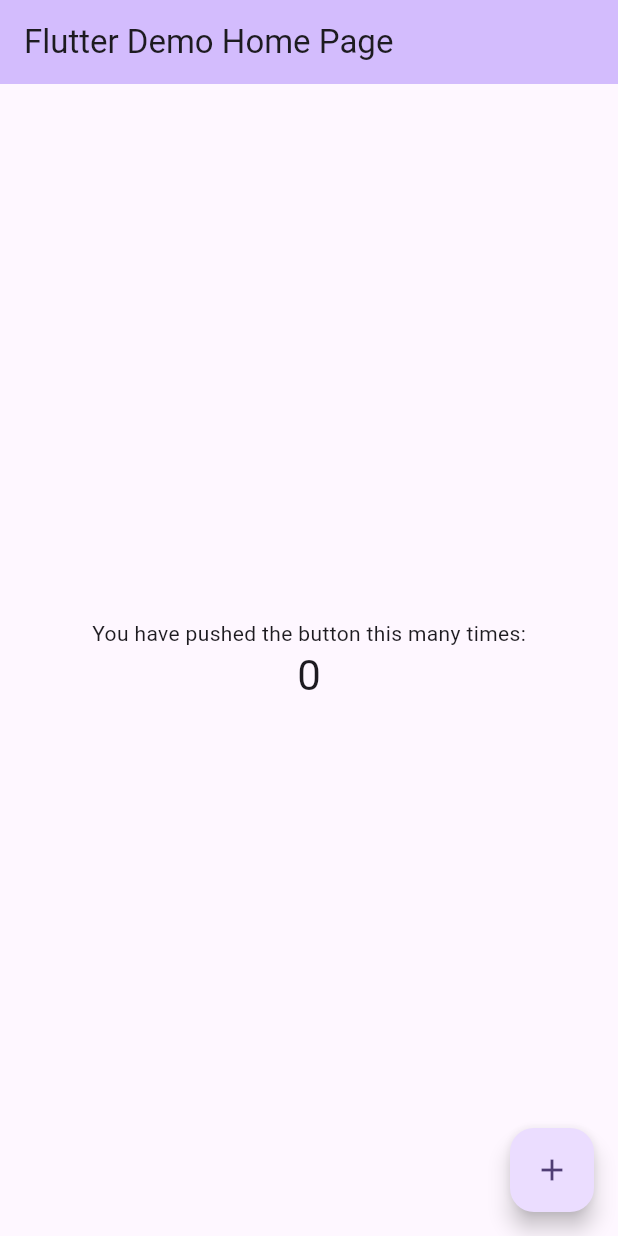
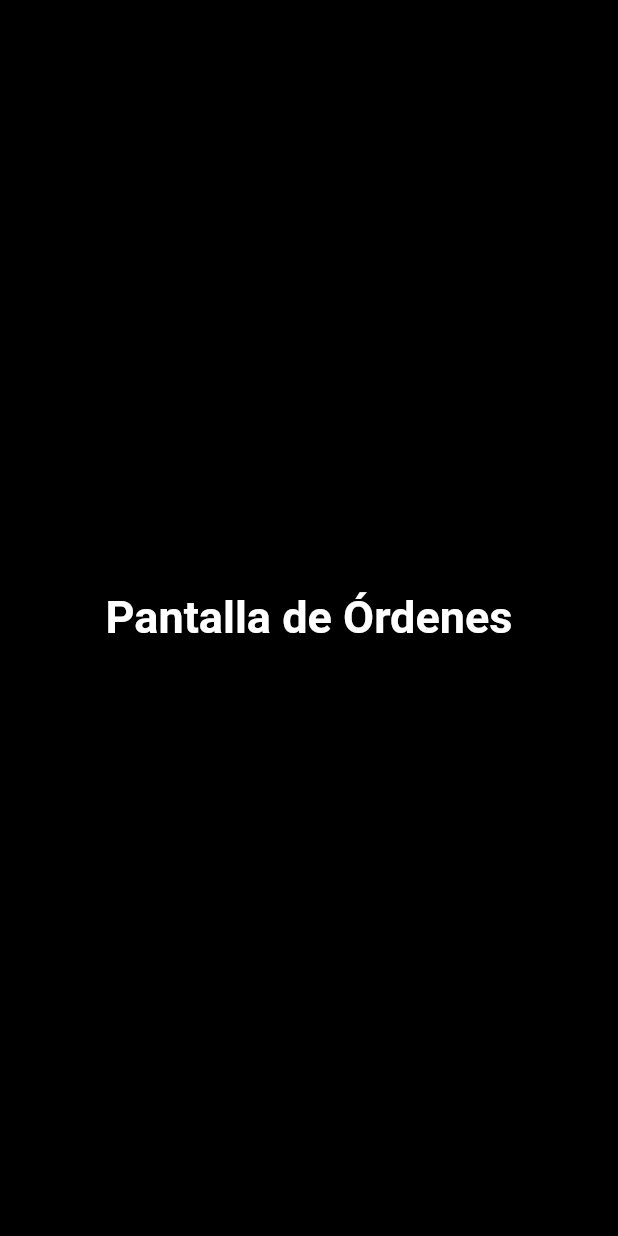
Before and after one commit to jesusgvqz/ekiosk, a Flutter app: the screen it shows after launch, on a phone screen of 412 x 824 dp. Run offline on Flutter 3.47's test engine with Material 3 defaults, Android fonts, the phone set to English and light mode, and no system bars.

Commit message:
screen testing

```diff
--- /dev/null
+++ b/lib/app.dart
@@ -0,0 +1,25 @@
+import 'package:flutter/material.dart';
+import 'features/order/screens/order_screen.dart';
+
+class KioskApp extends StatelessWidget {
+  const KioskApp({super.key});
+
+  @override
+  Widget build(BuildContext context) {
+    return MaterialApp(
+      title: 'eKiosk UI 2.0',
+      theme: ThemeData.dark().copyWith(
+        primaryColor: Colors.deepPurple,
+        scaffoldBackgroundColor: Colors.black,
+        textTheme: const TextTheme(
+          headlineLarge: TextStyle(
+            fontSize: 30,
+            fontWeight: FontWeight.bold,
+            color: Colors.white,
+          ),
+        ),
+      ),
+      home: const OrderScreen(),
+    );
+  }
+}
--- /dev/null
+++ b/lib/features/order/screens/order_screen.dart
@@ -0,0 +1,17 @@
+import 'package:flutter/material.dart';
+
+class OrderScreen extends StatelessWidget {
+  const OrderScreen({super.key});
+
+  @override
+  Widget build(BuildContext context) {
+    return Scaffold(
+      body: Center(
+        child: Text(
+          'Pantalla de Órdenes',
+          style: Theme.of(context).textTheme.headlineLarge,
+        ),
+      ),
+    );
+  }
+}
--- a/lib/main.dart
+++ b/lib/main.dart
@@ -1,125 +1,6 @@
 import 'package:flutter/material.dart';
+import 'app.dart';
 
 void main() {
-  runApp(const MyApp());
+  runApp(const KioskApp());
 }
-
-class MyApp extends StatelessWidget {
-  const MyApp({super.key});
-
-  // This widget is the root of your application.
-  @override
-  Widget build(BuildContext context) {
-    return MaterialApp(
-      title: 'Flutter Demo',
-      theme: ThemeData(
-        // This is the theme of your application.
-        //
-        // TRY THIS: Try running your application with "flutter run". You'll see
-        // the application has a purple toolbar. Then, without quitting the app,
-        // try changing the seedColor in the colorScheme below to Colors.green
-        // and then invoke "hot reload" (save your changes or press the "hot
-        // reload" button in a Flutter-supported IDE, or press "r" if you used
-        // the command line to start the app).
-        //
-        // Notice that the counter didn't reset back to zero; the application
-        // state is not lost during the reload. To reset the state, use hot
-        // restart instead.
-        //
-        // This works for code too, not just values: Most code changes can be
-        // tested with just a hot reload.
-        colorScheme: ColorScheme.fromSeed(seedColor: Colors.deepPurple),
-        useMaterial3: true,
-      ),
-      home: const MyHomePage(title: 'Flutter Demo Home Page'),
-    );
-  }
-}
-
-class MyHomePage extends StatefulWidget {
-  const MyHomePage({super.key, required this.title});
-
-  // This widget is the home page of your application. It is stateful, meaning
-  // that it has a State object (defined below) that contains fields that affect
-  // how it looks.
-
-  // This class is the configuration for the state. It holds the values (in this
-  // case the title) provided by the parent (in this case the App widget) and
-  // used by the build method of the State. Fields in a Widget subclass are
-  // always marked "final".
-
-  final String title;
-
-  @override
-  State<MyHomePage> createState() => _MyHomePageState();
-}
-
-class _MyHomePageState extends State<MyHomePage> {
-  int _counter = 0;
-
-  void _incrementCounter() {
-    setState(() {
-      // This call to setState tells the Flutter framework that something has
-      // changed in this State, which causes it to rerun the build method below
-      // so that the display can reflect the updated values. If we changed
-      // _counter without calling setState(), then the build method would not be
-      // called again, and so nothing would appear to happen.
-      _counter++;
-    });
-  }
-
-  @override
-  Widget build(BuildContext context) {
-    // This method is rerun every time setState is called, for instance as done
-    // by the _incrementCounter method above.
-    //
-    // The Flutter framework has been optimized to make rerunning build methods
-    // fast, so that you can just rebuild anything that needs updating rather
-    // than having to individually change instances of widgets.
-    return Scaffold(
-      appBar: AppBar(
-        // TRY THIS: Try changing the color here to a specific color (to
-        // Colors.amber, perhaps?) and trigger a hot reload to see the AppBar
-        // change color while the other colors stay the same.
-        backgroundColor: Theme.of(context).colorScheme.inversePrimary,
-        // Here we take the value from the MyHomePage object that was created by
-        // the App.build method, and use it to set our appbar title.
-        title: Text(widget.title),
-      ),
-      body: Center(
-        // Center is a layout widget. It takes a single child and positions it
-        // in the middle of the parent.
-        child: Column(
-          // Column is also a layout widget. It takes a list of children and
-          // arranges them vertically. By default, it sizes itself to fit its
-          // children horizontally, and tries to be as tall as its parent.
-          //
-          // Column has various properties to control how it sizes itself and
-          // how it positions its children. Here we use mainAxisAlignment to
-          // center the children vertically; the main axis here is the vertical
-          // axis because Columns are vertical (the cross axis would be
-          // horizontal).
-          //
-          // TRY THIS: Invoke "debug painting" (choose the "Toggle Debug Paint"
-          // action in the IDE, or press "p" in the console), to see the
-          // wireframe for each widget.
-          mainAxisAlignment: MainAxisAlignment.center,
-          children: <Widget>[
-            const Text(
-              'You have pushed the button this many times:',
-            ),
-            Text(
-              '$_counter',
-              style: Theme.of(context).textTheme.headlineMedium,
-            ),
-          ],
-        ),
-      ),
-      floatingActionButton: FloatingActionButton(
-        onPressed: _incrementCounter,
-        tooltip: 'Increment',
-        child: const Icon(Icons.add),
-      ), // This trailing comma makes auto-formatting nicer for build methods.
-    );
-  }
-}
```
